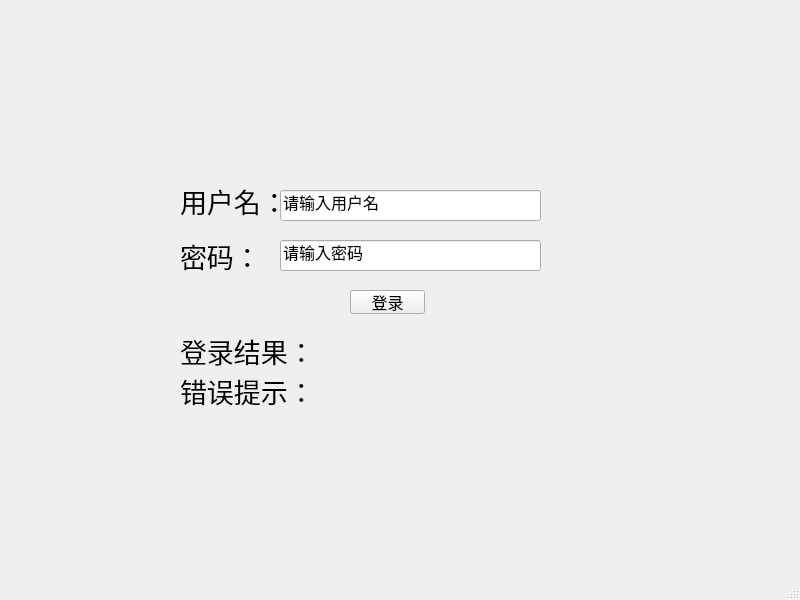
This is QtWidgetsApplication1/loginUser.ui in lms2004/test as Qt 5 draws it before an edit. The edited form follows.
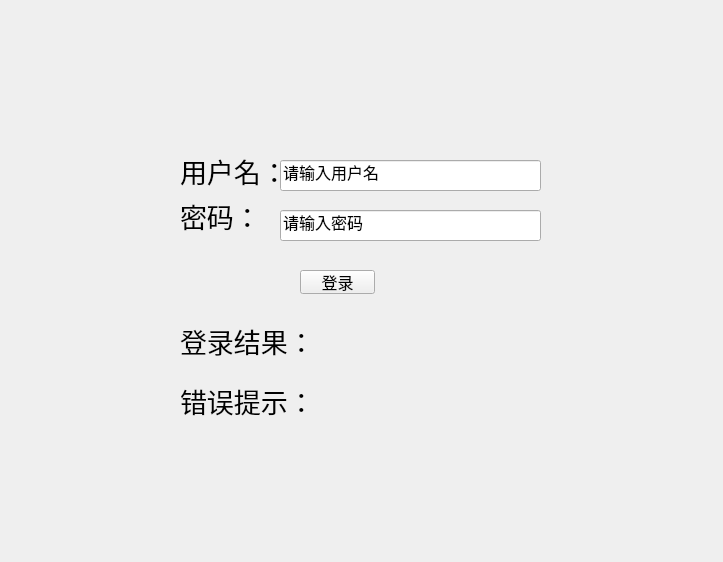
This is the edited form.

Commit message: 搭好界面

The edit to the form file:
```diff
--- a/QtWidgetsApplication1/loginUser.ui
+++ b/QtWidgetsApplication1/loginUser.ui
@@ -1,24 +1,23 @@
 <?xml version="1.0" encoding="UTF-8"?>
 <ui version="4.0">
- <class>MainWindow</class>
- <widget class="QMainWindow" name="MainWindow">
+ <class>Form</class>
+ <widget class="QWidget" name="Form">
   <property name="geometry">
    <rect>
     <x>0</x>
     <y>0</y>
-    <width>800</width>
-    <height>600</height>
+    <width>723</width>
+    <height>562</height>
    </rect>
   </property>
   <property name="windowTitle">
    <string>MainWindow</string>
   </property>
-  <widget class="QWidget" name="centralwidget">
    <widget class="QLabel" name="label">
     <property name="geometry">
      <rect>
       <x>180</x>
-      <y>180</y>
+     <y>150</y>
       <width>101</width>
       <height>41</height>
      </rect>
@@ -32,11 +31,29 @@
      <string>用户名：</string>
     </property>
    </widget>
+  <widget class="QLineEdit" name="lineEditUsername">
+   <property name="geometry">
+    <rect>
+     <x>280</x>
+     <y>160</y>
+     <width>261</width>
+     <height>31</height>
+    </rect>
+   </property>
+   <property name="font">
+    <font>
+     <pointsize>12</pointsize>
+    </font>
+   </property>
+   <property name="text">
+    <string>请输入用户名</string>
+   </property>
+  </widget>
    <widget class="QLabel" name="label_2">
     <property name="geometry">
      <rect>
       <x>180</x>
-      <y>240</y>
+     <y>200</y>
       <width>71</width>
       <height>31</height>
      </rect>
@@ -50,65 +67,11 @@
      <string>密码：</string>
     </property>
    </widget>
-   <widget class="QLabel" name="labelLoginResult">
-    <property name="geometry">
-     <rect>
-      <x>180</x>
-      <y>330</y>
-      <width>131</width>
-      <height>41</height>
-     </rect>
-    </property>
-    <property name="font">
-     <font>
-      <pointsize>20</pointsize>
-     </font>
-    </property>
-    <property name="text">
-     <string>登录结果：</string>
-    </property>
-   </widget>
-   <widget class="QLabel" name="label_4">
-    <property name="geometry">
-     <rect>
-      <x>180</x>
-      <y>370</y>
-      <width>151</width>
-      <height>41</height>
-     </rect>
-    </property>
-    <property name="font">
-     <font>
-      <pointsize>20</pointsize>
-     </font>
-    </property>
-    <property name="text">
-     <string>错误提示：</string>
-    </property>
-   </widget>
-   <widget class="QLineEdit" name="lineEditUsername">
-    <property name="geometry">
-     <rect>
-      <x>280</x>
-      <y>190</y>
-      <width>261</width>
-      <height>31</height>
-     </rect>
-    </property>
-    <property name="font">
-     <font>
-      <pointsize>12</pointsize>
-     </font>
-    </property>
-    <property name="text">
-     <string>请输入用户名</string>
-    </property>
-   </widget>
    <widget class="QLineEdit" name="lineEditPassword">
     <property name="geometry">
      <rect>
       <x>280</x>
-      <y>240</y>
+     <y>210</y>
       <width>261</width>
       <height>31</height>
      </rect>
@@ -125,8 +88,8 @@
    <widget class="QPushButton" name="pushButtonLogin">
     <property name="geometry">
      <rect>
-      <x>350</x>
-      <y>290</y>
+     <x>300</x>
+     <y>270</y>
       <width>75</width>
       <height>24</height>
      </rect>
@@ -140,18 +103,42 @@
      <string>登录</string>
     </property>
    </widget>
+  <widget class="QLabel" name="labelLoginResult">
+   <property name="geometry">
+    <rect>
+     <x>180</x>
+     <y>320</y>
+     <width>131</width>
+     <height>41</height>
+    </rect>
+   </property>
+   <property name="font">
+    <font>
+     <pointsize>20</pointsize>
+    </font>
+   </property>
+   <property name="text">
+    <string>登录结果：</string>
+   </property>
   </widget>
-  <widget class="QMenuBar" name="menubar">
+  <widget class="QLabel" name="label_4">
    <property name="geometry">
     <rect>
-     <x>0</x>
-     <y>0</y>
-     <width>800</width>
-     <height>22</height>
+     <x>180</x>
+     <y>380</y>
+     <width>151</width>
+     <height>41</height>
     </rect>
    </property>
+   <property name="font">
+    <font>
+     <pointsize>20</pointsize>
+    </font>
+   </property>
+   <property name="text">
+    <string>错误提示：</string>
+   </property>
   </widget>
-  <widget class="QStatusBar" name="statusbar"/>
  </widget>
  <resources/>
  <connections/>
```
Left out of the diff: 2 changed lines with no effect on the pictures. Lines whose indentation alone changed are shown as unchanged. The commit also changes 3 other files.
